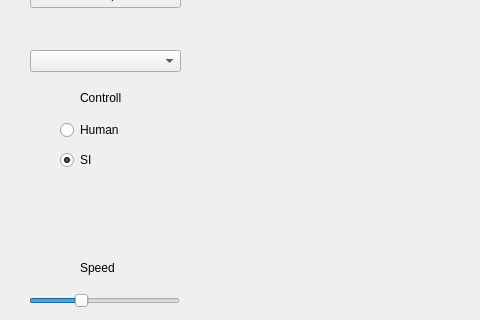
Old version of the form mainwindow.ui in the repository jkpawlowski96/Mouse; both pictures show x 0 to 480 and y 100 to 420 of the 814 by 622 pixel window.
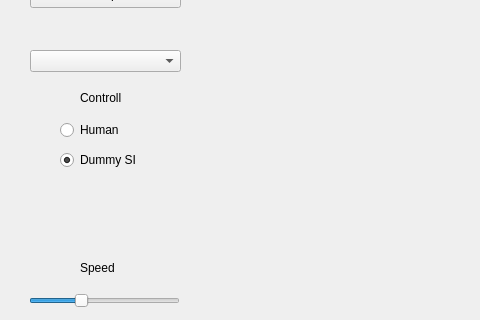
New version of the form. Custom widgets are drawn as their Qt base class.

```diff
--- a/mainwindow.ui
+++ b/mainwindow.ui
@@ -134,7 +134,7 @@
      </rect>
     </property>
     <property name="text">
-     <string>SI</string>
+     <string>Dummy SI</string>
     </property>
     <property name="checked">
      <bool>true</bool>
```
